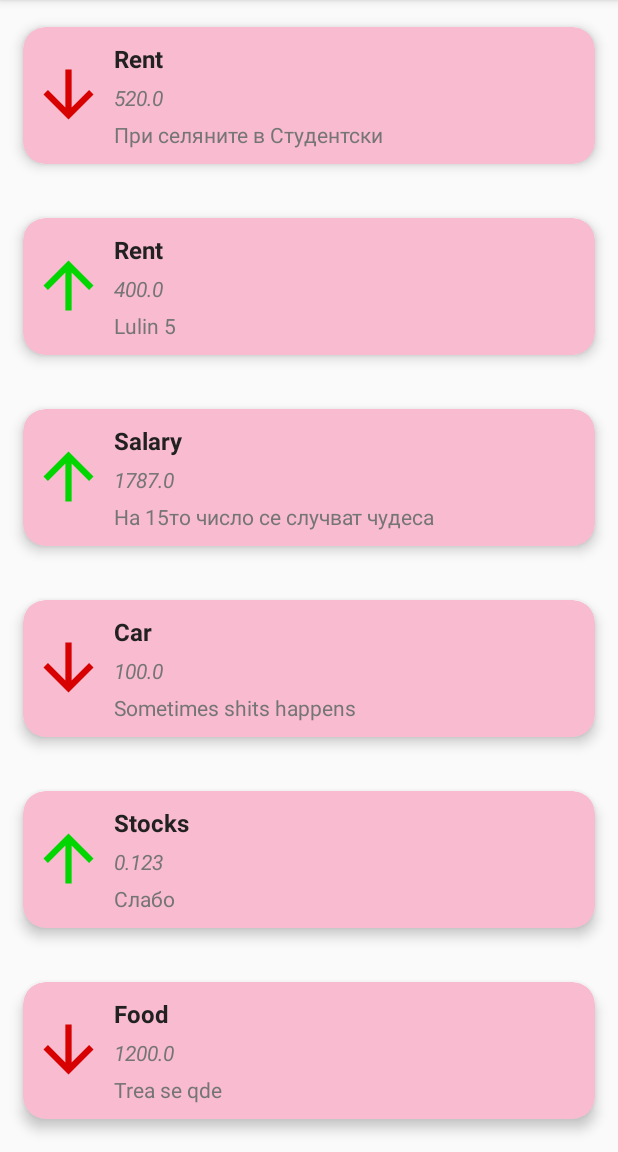
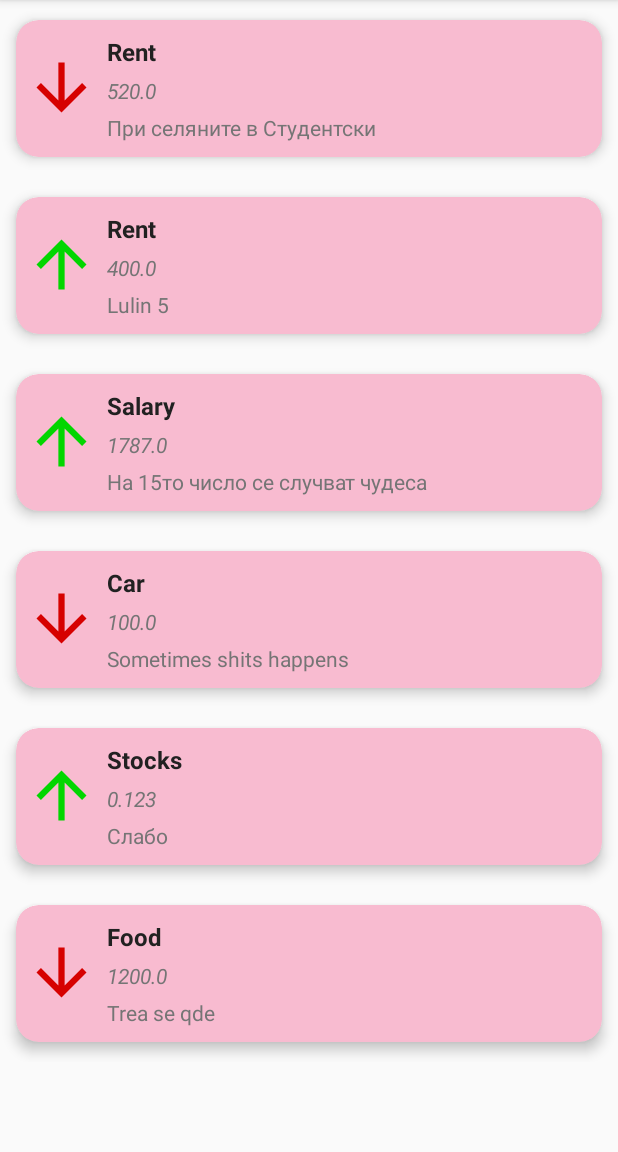
Before and after one commit to DStefanow/FastAccounting, an Android app: the screen it shows after launch (MainActivity), on a phone screen of 412 x 824 dp, the part 84-1236 px from its top. Run offline under Robolectric (Android 15) with nearby library versions, the phone set to English and light mode, and no system bars.

Commit message:
Fix margin

```diff
--- a/app/src/main/res/layout/list_transactions.xml
+++ b/app/src/main/res/layout/list_transactions.xml
@@ -8,7 +8,7 @@
     <android.support.v7.widget.CardView
         android:layout_width="match_parent"
         android:layout_height="wrap_content"
-        android:layout_margin="10dp"
+        android:layout_margin="5dp"
         card_view:cardBackgroundColor="@color/colorPrimaryLight"
         card_view:cardCornerRadius="15dp"
         card_view:cardElevation="5dp"
@@ -27,8 +27,8 @@
                 android:layout_height="50dp"
                 android:layout_marginStart="5dp"
                 android:layout_marginTop="20dp"
-                android:contentDescription="@string/img_type_label"
-                android:layout_marginEnd="5dp" />
+                android:layout_marginEnd="5dp"
+                android:contentDescription="@string/img_type_label" />
 
             <LinearLayout
                 android:layout_width="match_parent"
```
